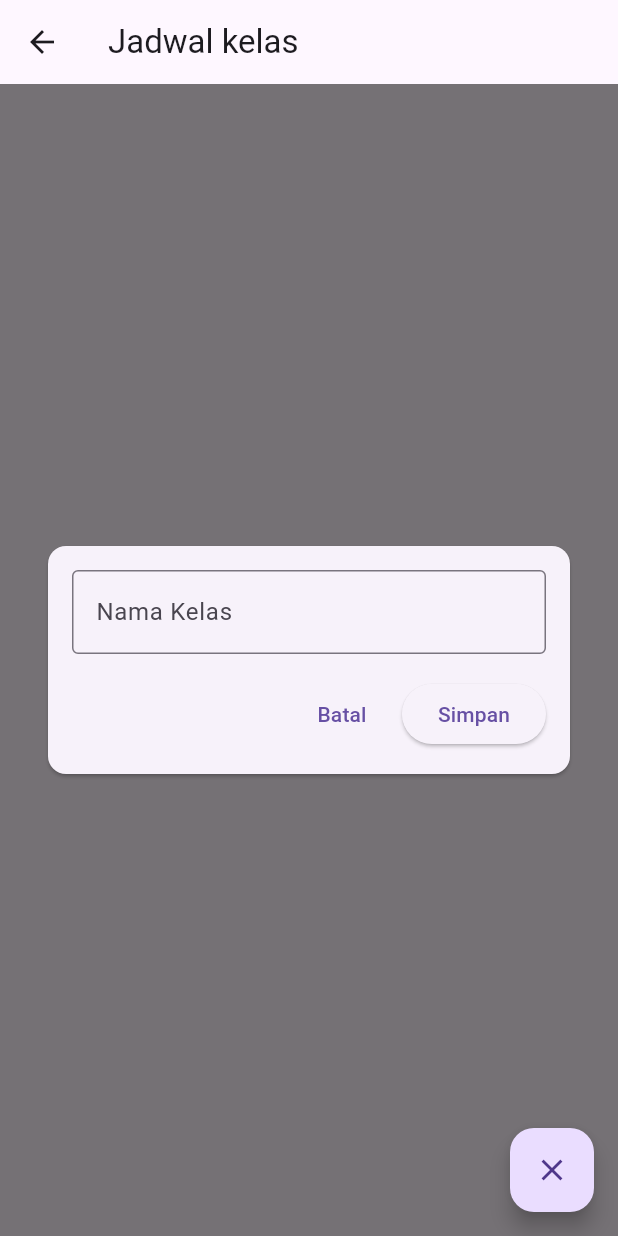
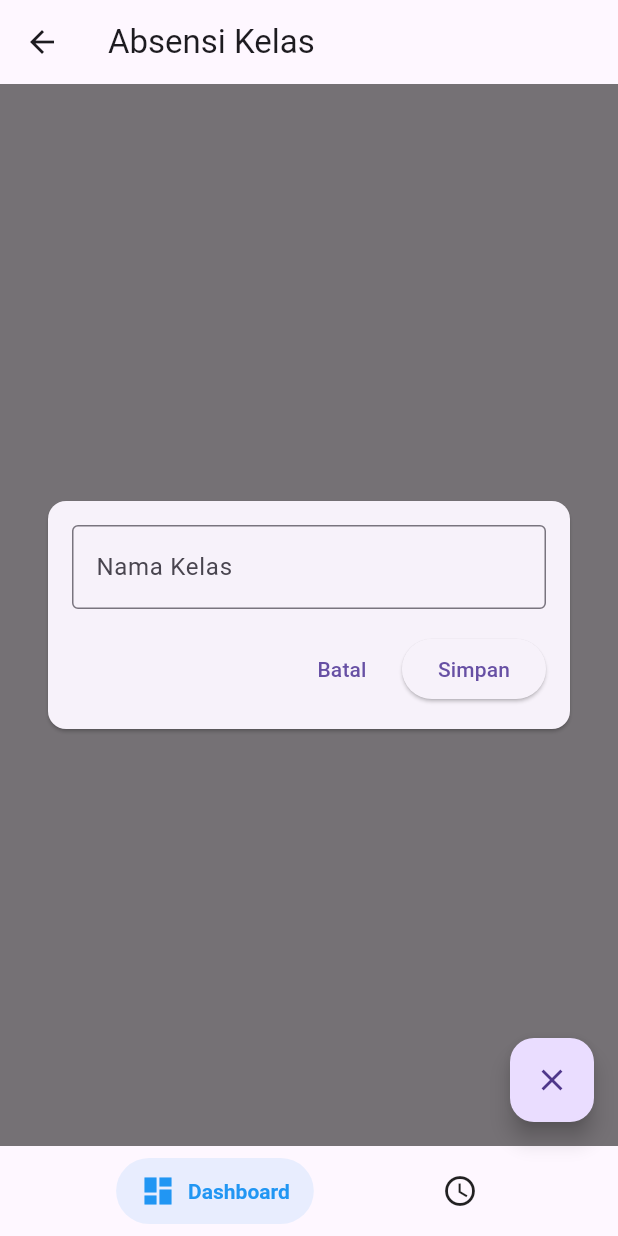
Before and after one commit to yipan12/ProjectClassroomUas, a Flutter app: the HomePage screen opened by its route, after a tap on the "add" icon, on a phone screen of 412 x 824 dp. Run offline on Flutter 3.47's test engine with Material 3 defaults, Android fonts, the phone set to English and light mode, and no system bars; drawn by our look-alikes of salomon_bottom_bar; our stand-ins replace fluttertoast, supabase_flutter; accounts and stored records are empty; statements that could not run were skipped.

Commit message:
JadwalUpdate

```diff
--- a/analysis_options.yaml
+++ b/analysis_options.yaml
@@ -7,6 +7,9 @@
 
 # The following line activates a set of recommended lints for Flutter apps,
 # packages, and plugins designed to encourage good coding practices.
+analyzer:
+  errors:
+    deprecated_member_use: ignore
 include: package:flutter_lints/flutter.yaml
 
 linter:
@@ -23,6 +26,5 @@ linter:
   rules:
     # avoid_print: false  # Uncomment to disable the `avoid_print` rule
     # prefer_single_quotes: true  # Uncomment to enable the `prefer_single_quotes` rule
-
 # Additional information about this file can be found at
 # https://dart.dev/guides/language/analysis-options
--- a/lib/pages/homePage.dart
+++ b/lib/pages/homePage.dart
@@ -1,212 +1,55 @@
-// lib/pages/homePage.dart
+import 'package:Classroom/main.dart';
+import 'package:Classroom/pages/jadwalPage.dart';
 import 'package:flutter/material.dart';
-import 'package:provider/provider.dart';
-import '../providers/kelasProvider.dart';
-import 'kelasPage.dart';
+import 'package:salomon_bottom_bar/salomon_bottom_bar.dart';
+import 'package:Classroom/pages/jadwalPage.dart';
+import 'package:Classroom/pages/listKelasPage.dart';
 
 class HomePage extends StatefulWidget {
   @override
   _HomePageState createState() => _HomePageState();
 }
 
-class _HomePageState extends State<HomePage>
-    with SingleTickerProviderStateMixin {
-  final TextEditingController _classnamecontroler = TextEditingController();
-  AnimationController? _animationController;
-  Animation<double>? _animation;
-  bool _isTextFieldVisible = false;
+class _HomePageState extends State<HomePage> {
+  int _currentIndex = 0;
 
-  @override
-  void initState() {
-    super.initState();
-    _animationController = AnimationController(
-      vsync: this,
-      duration: const Duration(milliseconds: 300),
-    );
-    _animation = CurvedAnimation(
-      parent: _animationController!,
-      curve: Curves.easeOut,
-    );
-
-    WidgetsBinding.instance.addPostFrameCallback((_) {
-      context.read<KelasProvider>().loadKelas();
-    });
-  }
-
-  @override
-  void dispose() {
-    _animationController?.dispose();
-    _classnamecontroler.dispose();
-    super.dispose();
-  }
-
-  void _toggleDialog() {
-    setState(() {
-      if (_isTextFieldVisible) {
-        _animationController?.reverse();
-      } else {
-        _animationController?.forward();
-      }
-      _isTextFieldVisible = !_isTextFieldVisible;
-    });
-  }
-
-  Future<void> _showEditDialog(dynamic kelas) async {
-    final TextEditingController editController = TextEditingController(
-      text: kelas.namaKelas,
-    );
-
-    return showDialog(
-      context: context,
-      barrierDismissible: false,
-      builder: (BuildContext context) {
-        return AlertDialog(
-          title: Text('Edit Kelas'),
-          content: TextField(
-            controller: editController,
-            decoration: InputDecoration(
-              labelText: 'Nama Kelas',
-              border: OutlineInputBorder(),
-            ),
-            autofocus: true,
-          ),
-          actions: [
-            TextButton(
-              onPressed: () {
-                Navigator.of(context).pop();
-              },
-              child: Text('Batal'),
-            ),
-            ElevatedButton(
-              onPressed: () async {
-                if (editController.text.isNotEmpty) {
-                  await context
-                      .read<KelasProvider>()
-                      .updateClassName(kelas.id, editController.text);
-                  Navigator.of(context).pop();
-                }
-              },
-              child: Text('Simpan'),
-            ),
-          ],
-        );
-      },
-    );
-  }
-
-  void _handleSubmit() {
-    if (_classnamecontroler.text.isNotEmpty) {
-      context.read<KelasProvider>().addClass(_classnamecontroler.text);
-      _classnamecontroler.clear();
-      _toggleDialog();
-    }
-  }
+  // Daftar halaman
+  final List<Widget> _pages = [
+    KelasListPage(),
+    jadwalPage(),
+  ];
 
   @override
   Widget build(BuildContext context) {
-    return Scaffold(
-      appBar: AppBar(title: Text('Jadwal kelas')),
-      body: Consumer<KelasProvider>(
-        builder: (context, kelasProvider, child) {
-          if (kelasProvider.isLoading) {
-            return Center(child: CircularProgressIndicator());
-          }
-
-          return Stack(
-            children: [
-              ListView.builder(
-                itemCount: kelasProvider.kelasList.length,
-                itemBuilder: (context, index) {
-                  var kelas = kelasProvider.kelasList[index];
-                  return Dismissible(
-                      key: Key(kelas.id.toString()),
-                      direction: DismissDirection.endToStart,
-                      background: Container(
-                        color: Colors.blue,
-                        padding: EdgeInsets.symmetric(horizontal: 20),
-                        child: Icon(Icons.edit, color: Colors.white),
-                        alignment: Alignment.centerRight,
+    // ignore: deprecated_member_use
+    return WillPopScope(
+      onWillPop: () async => false,
+      child: Scaffold(
+        body: IndexedStack(
+          index: _currentIndex,
+          children: _pages,
         ),
-                      confirmDismiss: (direction) async {
-                        await _showEditDialog(kelas);
-                        return false;
+        bottomNavigationBar: SalomonBottomBar(
+          currentIndex: _currentIndex,
+          onTap: (index) {
+            setState(() {
+              _currentIndex = index;
+            });
           },
-                      child: Container(
-                        decoration: BoxDecoration(
-                          border: Border(
-                            bottom: BorderSide(
-                                color: const Color.fromARGB(255, 222, 222, 222),
-                                width: 2), // Border bawah
+          items: [
+            SalomonBottomBarItem(
+              icon: Icon(Icons.dashboard),
+              title: Text("Dashboard"),
+              selectedColor: Colors.blue,
             ),
-                        ),
-                        child: ListTile(
-                          contentPadding: EdgeInsets.symmetric(
-                              vertical: 20, horizontal: 16),
-                          title: Text(kelas.namaKelas),
-                          onTap: () {
-                            Navigator.push(
-                              context,
-                              MaterialPageRoute(
-                                builder: (context) =>
-                                    KelasPage(kelasId: kelas.id),
-                              ),
-                            );
-                          },
-                        ),
-                      ));
-                },
-              ),
-              if (_isTextFieldVisible && _animation != null)
-                FadeTransition(
-                  opacity: _animation!,
-                  child: Container(
-                    color: Colors.black54,
-                    child: Center(
-                      child: Card(
-                        margin: EdgeInsets.symmetric(horizontal: 32),
-                        child: Padding(
-                          padding: const EdgeInsets.all(16.0),
-                          child: Column(
-                            mainAxisSize: MainAxisSize.min,
-                            children: [
-                              TextField(
-                                controller: _classnamecontroler,
-                                decoration: InputDecoration(
-                                  labelText: 'Nama Kelas',
-                                  border: OutlineInputBorder(),
-                                ),
-                                onSubmitted: (_) => _handleSubmit(),
-                              ),
-                              SizedBox(height: 16),
-                              Row(
-                                mainAxisAlignment: MainAxisAlignment.end,
-                                children: [
-                                  TextButton(
-                                    onPressed: _toggleDialog,
-                                    child: Text('Batal'),
-                                  ),
-                                  SizedBox(width: 8),
-                                  ElevatedButton(
-                                    onPressed: _handleSubmit,
-                                    child: Text('Simpan'),
-                                  ),
-                                ],
+            SalomonBottomBarItem(
+              icon: Icon(Icons.schedule),
+              title: Text("Jadwal"),
+              selectedColor: Colors.purple,
             ),
           ],
         ),
       ),
-                      ),
-                    ),
-                  ),
-                ),
-            ],
-          );
-        },
-      ),
-      floatingActionButton: FloatingActionButton(
-        onPressed: _toggleDialog,
-        child: Icon(_isTextFieldVisible ? Icons.close : Icons.add),
-      ),
     );
   }
 }
--- /dev/null
+++ b/lib/pages/listKelasPage.dart
@@ -0,0 +1,213 @@
+import 'package:flutter/material.dart';
+import 'package:provider/provider.dart';
+import '../providers/kelasProvider.dart';
+import 'absensiPage.dart';
+
+class KelasListPage extends StatefulWidget {
+  @override
+  _KelasListPageState createState() => _KelasListPageState();
+}
+
+class _KelasListPageState extends State<KelasListPage>
+    with SingleTickerProviderStateMixin {
+  final TextEditingController _classnamecontroler = TextEditingController();
+  AnimationController? _animationController;
+  Animation<double>? _animation;
+  bool _isTextFieldVisible = false;
+
+  @override
+  void initState() {
+    super.initState();
+    _animationController = AnimationController(
+      vsync: this,
+      duration: const Duration(milliseconds: 300),
+    );
+    _animation = CurvedAnimation(
+      parent: _animationController!,
+      curve: Curves.easeOut,
+    );
+
+    WidgetsBinding.instance.addPostFrameCallback((_) {
+      context.read<KelasProvider>().loadKelas();
+    });
+  }
+
+  @override
+  void dispose() {
+    _animationController?.dispose();
+    _classnamecontroler.dispose();
+    super.dispose();
+  }
+
+  void _toggleDialog() {
+    setState(() {
+      if (_isTextFieldVisible) {
+        _animationController?.reverse();
+      } else {
+        _animationController?.forward();
+      }
+      _isTextFieldVisible = !_isTextFieldVisible;
+    });
+  }
+
+  Future<void> _showEditDialog(dynamic kelas) async {
+    final TextEditingController editController = TextEditingController(
+      text: kelas.namaKelas,
+    );
+
+    return showDialog(
+      context: context,
+      barrierDismissible: false,
+      builder: (BuildContext context) {
+        return AlertDialog(
+          title: Text('Edit Kelas'),
+          content: TextField(
+            controller: editController,
+            decoration: InputDecoration(
+              labelText: 'Nama Kelas',
+              border: OutlineInputBorder(),
+            ),
+            autofocus: true,
+          ),
+          actions: [
+            TextButton(
+              onPressed: () {
+                Navigator.of(context).pop();
+              },
+              child: Text('Batal'),
+            ),
+            ElevatedButton(
+              onPressed: () async {
+                if (editController.text.isNotEmpty) {
+                  await context
+                      .read<KelasProvider>()
+                      .updateClassName(kelas.id, editController.text);
+                  Navigator.of(context).pop();
+                }
+              },
+              child: Text('Simpan'),
+            ),
+          ],
+        );
+      },
+    );
+  }
+
+  void _handleSubmit() {
+    if (_classnamecontroler.text.isNotEmpty) {
+      context.read<KelasProvider>().addClass(_classnamecontroler.text);
+      _classnamecontroler.clear();
+      _toggleDialog();
+    }
+  }
+
+  @override
+  Widget build(BuildContext context) {
+    return Scaffold(
+      appBar: AppBar(title: Text('Absensi Kelas')),
+      body: Consumer<KelasProvider>(
+        builder: (context, kelasProvider, child) {
+          if (kelasProvider.isLoading) {
+            return Center(child: CircularProgressIndicator());
+          }
+
+          return Stack(
+            children: [
+              ListView.builder(
+                itemCount: kelasProvider.kelasList.length,
+                itemBuilder: (context, index) {
+                  var kelas = kelasProvider.kelasList[index];
+                  return Dismissible(
+                    key: Key(kelas.id.toString()),
+                    direction: DismissDirection.endToStart,
+                    background: Container(
+                      color: Colors.blue,
+                      padding: EdgeInsets.symmetric(horizontal: 20),
+                      child: Icon(Icons.edit, color: Colors.white),
+                      alignment: Alignment.centerRight,
+                    ),
+                    confirmDismiss: (direction) async {
+                      await _showEditDialog(kelas);
+                      return false;
+                    },
+                    child: Container(
+                      decoration: BoxDecoration(
+                        border: Border(
+                          bottom: BorderSide(
+                            color: const Color.fromARGB(255, 222, 222, 222),
+                            width: 2,
+                          ),
+                        ),
+                      ),
+                      child: ListTile(
+                        contentPadding:
+                            EdgeInsets.symmetric(vertical: 20, horizontal: 16),
+                        title: Text(kelas.namaKelas),
+                        onTap: () {
+                          Navigator.push(
+                            context,
+                            MaterialPageRoute(
+                              builder: (context) =>
+                                  absensiPage(kelasId: kelas.id),
+                            ),
+                          );
+                        },
+                      ),
+                    ),
+                  );
+                },
+              ),
+              if (_isTextFieldVisible && _animation != null)
+                FadeTransition(
+                  opacity: _animation!,
+                  child: Container(
+                    color: Colors.black54,
+                    child: Center(
+                      child: Card(
+                        margin: EdgeInsets.symmetric(horizontal: 32),
+                        child: Padding(
+                          padding: const EdgeInsets.all(16.0),
+                          child: Column(
+                            mainAxisSize: MainAxisSize.min,
+                            children: [
+                              TextField(
+                                controller: _classnamecontroler,
+                                decoration: InputDecoration(
+                                  labelText: 'Nama Kelas',
+                                  border: OutlineInputBorder(),
+                                ),
+                                onSubmitted: (_) => _handleSubmit(),
+                              ),
+                              SizedBox(height: 16),
+                              Row(
+                                mainAxisAlignment: MainAxisAlignment.end,
+                                children: [
+                                  TextButton(
+                                    onPressed: _toggleDialog,
+                                    child: Text('Batal'),
+                                  ),
+                                  SizedBox(width: 8),
+                                  ElevatedButton(
+                                    onPressed: _handleSubmit,
+                                    child: Text('Simpan'),
+                                  ),
+                                ],
+                              ),
+                            ],
+                          ),
+                        ),
+                      ),
+                    ),
+                  ),
+                ),
+            ],
+          );
+        },
+      ),
+      floatingActionButton: FloatingActionButton(
+        onPressed: _toggleDialog,
+        child: Icon(_isTextFieldVisible ? Icons.close : Icons.add),
+      ),
+    );
+  }
+}
--- a/pubspec.yaml
+++ b/pubspec.yaml
@@ -42,6 +42,7 @@ dependencies:
   fluttertoast: ^8.2.10
   mockito: ^5.4.5
   build_runner: ^2.4.14
+  salomon_bottom_bar: ^3.3.2
 
 dev_dependencies:
   flutter_test:
```
Also changed, not shown: lib/models/kelas.dart (+18 -0 lines), lib/pages/absensiPage.dart (renamed from lib/pages/kelasPage.dart, +4 -4 lines), lib/pages/jadwalPage.dart (added, +187 -0 lines), lib/providers/kelasProvider.dart (+8 -0 lines), lib/services/serviceKelas.dart (+20 -0 lines), lib/pages/loginPage.dart (renamed from lib/pages/loginPages.dart), pubspec.lock. Lines whose indentation alone changed are shown as unchanged.
